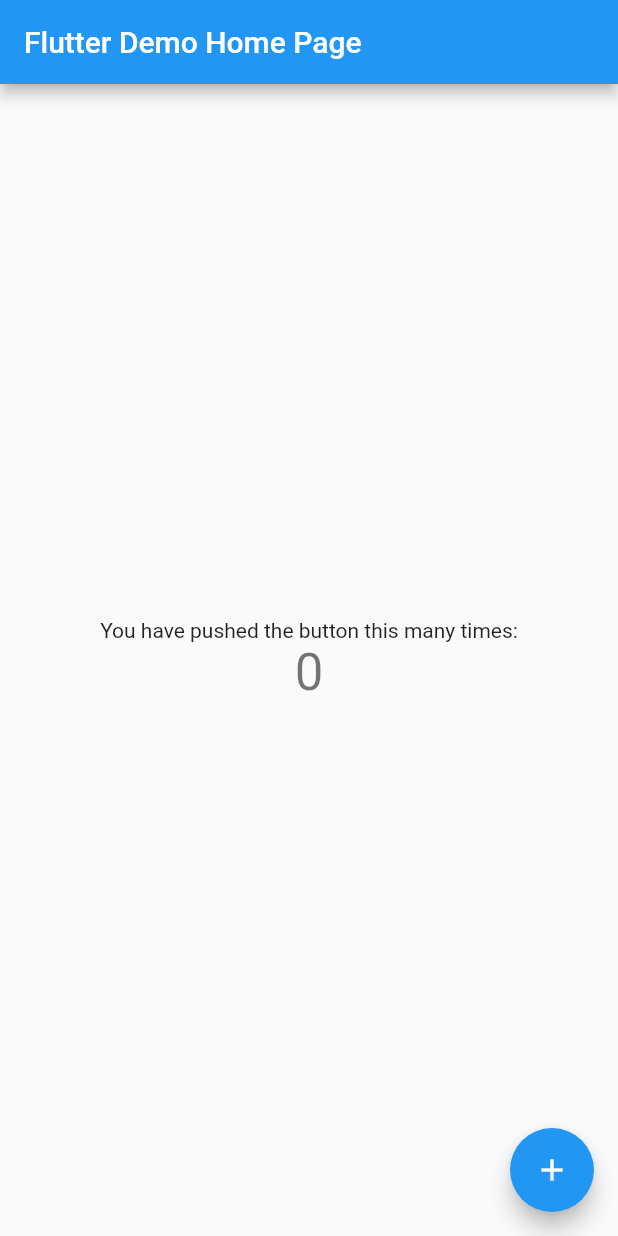
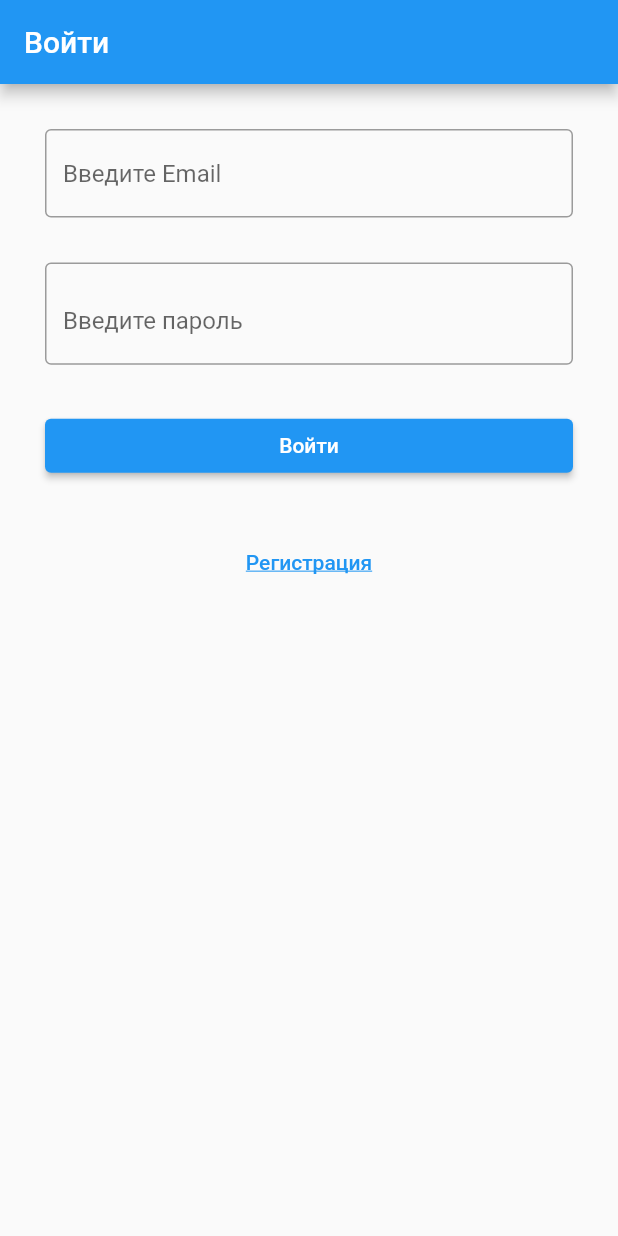
Before and after one commit to rogalikkkkkk/book_finder, a Flutter app: the screen it shows after launch, on a phone screen of 412 x 824 dp. Run offline on Flutter 3.47's test engine with Material 2 defaults, Android fonts, the phone set to English and light mode, and no system bars; our stand-ins replace email_validator, firebase_auth, firebase_core; accounts and stored records are empty.

Commit message:
Добавлена черновая версия авторизации и регистрации

```diff
--- a/lib/main.dart
+++ b/lib/main.dart
@@ -1,115 +1,36 @@
+import 'package:book_finder/screens/homescreen.dart';
+import 'package:book_finder/screens/login_screen.dart';
+import 'firebase_options.dart';
+import 'package:book_finder/screens/signup_screen.dart';
+import 'package:book_finder/services/firebase_stream.dart';
+import 'package:firebase_core/firebase_core.dart';
 import 'package:flutter/material.dart';
 
-void main() {
+Future<void> main() async {
+  WidgetsFlutterBinding.ensureInitialized();
+  await Firebase.initializeApp(
+    options: DefaultFirebaseOptions.currentPlatform,
+  );
   runApp(const MyApp());
 }
 
 class MyApp extends StatelessWidget {
   const MyApp({super.key});
 
-  // This widget is the root of your application.
   @override
   Widget build(BuildContext context) {
     return MaterialApp(
       title: 'Flutter Demonstration',
       theme: ThemeData(
-        // This is the theme of your application.
-        //
-        // Try running your application with "flutter run". You'll see the
-        // application has a blue toolbar. Then, without quitting the app, try
-        // changing the primarySwatch below to Colors.green and then invoke
-        // "hot reload" (press "r" in the console where you ran "flutter run",
-        // or simply save your changes to "hot reload" in a Flutter IDE).
-        // Notice that the counter didn't reset back to zero; the application
-        // is not restarted.
         primarySwatch: Colors.blue,
       ),
-      home: const MyHomePage(title: 'Flutter Demo Home Page'),
+      routes: {
+        '/': (context) => const FirebaseStream(),
+        '/home': (context) => const HomeScreen(),
+        '/signup': (context) => const SignUpScreen(),
+        '/login': (context) => const LoginScreen(),
+      },
+      initialRoute: '/',
     );
   }
 }
-
-class MyHomePage extends StatefulWidget {
-  const MyHomePage({super.key, required this.title});
-
-  // This widget is the home page of your application. It is stateful, meaning
-  // that it has a State object (defined below) that contains fields that affect
-  // how it looks.
-
-  // This class is the configuration for the state. It holds the values (in this
-  // case the title) provided by the parent (in this case the App widget) and
-  // used by the build method of the State. Fields in a Widget subclass are
-  // always marked "final".
-
-  final String title;
-
-  @override
-  State<MyHomePage> createState() => _MyHomePageState();
-}
-
-class _MyHomePageState extends State<MyHomePage> {
-  int _counter = 0;
-
-  void _incrementCounter() {
-    setState(() {
-      // This call to setState tells the Flutter framework that something has
-      // changed in this State, which causes it to rerun the build method below
-      // so that the display can reflect the updated values. If we changed
-      // _counter without calling setState(), then the build method would not be
-      // called again, and so nothing would appear to happen.
-      _counter++;
-    });
-  }
-
-  @override
-  Widget build(BuildContext context) {
-    // This method is rerun every time setState is called, for instance as done
-    // by the _incrementCounter method above.
-    //
-    // The Flutter framework has been optimized to make rerunning build methods
-    // fast, so that you can just rebuild anything that needs updating rather
-    // than having to individually change instances of widgets.
-    return Scaffold(
-      appBar: AppBar(
-        // Here we take the value from the MyHomePage object that was created by
-        // the App.build method, and use it to set our appbar title.
-        title: Text(widget.title),
-      ),
-      body: Center(
-        // Center is a layout widget. It takes a single child and positions it
-        // in the middle of the parent.
-        child: Column(
-          // Column is also a layout widget. It takes a list of children and
-          // arranges them vertically. By default, it sizes itself to fit its
-          // children horizontally, and tries to be as tall as its parent.
-          //
-          // Invoke "debug painting" (press "p" in the console, choose the
-          // "Toggle Debug Paint" action from the Flutter Inspector in Android
-          // Studio, or the "Toggle Debug Paint" command in Visual Studio Code)
-          // to see the wireframe for each widget.
-          //
-          // Column has various properties to control how it sizes itself and
-          // how it positions its children. Here we use mainAxisAlignment to
-          // center the children vertically; the main axis here is the vertical
-          // axis because Columns are vertical (the cross axis would be
-          // horizontal).
-          mainAxisAlignment: MainAxisAlignment.center,
-          children: <Widget>[
-            const Text(
-              'You have pushed the button this many times:',
-            ),
-            Text(
-              '$_counter',
-              style: Theme.of(context).textTheme.headlineMedium,
-            ),
-          ],
-        ),
-      ),
-      floatingActionButton: FloatingActionButton(
-        onPressed: _incrementCounter,
-        tooltip: 'Increment',
-        child: const Icon(Icons.add),
-      ), // This trailing comma makes auto-formatting nicer for build methods.
-    );
-  }
-}
--- /dev/null
+++ b/lib/screens/login_screen.dart
@@ -0,0 +1,138 @@
+import 'package:email_validator/email_validator.dart';
+import 'package:firebase_auth/firebase_auth.dart';
+import 'package:flutter/material.dart';
+
+import '../widgets/snackbar.dart';
+
+class LoginScreen extends StatefulWidget {
+  const LoginScreen({Key? key}) : super(key: key);
+
+  @override
+  State<LoginScreen> createState() => _LoginScreenState();
+}
+
+class _LoginScreenState extends State<LoginScreen> {
+  bool passwordIsHidden = true;
+  TextEditingController emailTextInputController = TextEditingController();
+  TextEditingController passwordTextInputController = TextEditingController();
+  final formKey = GlobalKey<FormState>();
+
+  @override
+  void dispose() {
+    emailTextInputController.dispose();
+    passwordTextInputController.dispose();
+
+    super.dispose();
+  }
+
+  void changeVisibility() {
+    setState(() {
+      passwordIsHidden = !passwordIsHidden;
+    });
+  }
+
+  Future<void> login() async {
+    final navigator = Navigator.of(context);
+
+    final isValid = formKey.currentState!.validate();
+    if (!isValid) return;
+
+    try {
+      await FirebaseAuth.instance.signInWithEmailAndPassword(
+        email: emailTextInputController.text.trim(),
+        password: passwordTextInputController.text.trim(),
+      );
+    } on FirebaseAuthException catch (e) {
+      print(e.code);
+
+      if (e.code == 'user-not-found' || e.code == 'wrong-password') {
+        SnackBarService.showSnackBar(
+          context,
+          'Неправильный email или пароль. Повторите попытку',
+          true,
+        );
+        return;
+      } else {
+        SnackBarService.showSnackBar(
+          context,
+          'Неизвестная ошибка! Попробуйте еще раз.',
+          true,
+        );
+        return;
+      }
+    }
+
+    navigator.pushNamedAndRemoveUntil('/home', (Route<dynamic> route) => false);
+  }
+
+  @override
+  Widget build(BuildContext context) {
+    return Scaffold(
+      resizeToAvoidBottomInset: false,
+      appBar: AppBar(
+        title: const Text('Войти'),
+      ),
+      body: Padding(
+        padding: const EdgeInsets.all(30.0),
+        child: Form(
+          key: formKey,
+          child: Column(
+            children: [
+              TextFormField(
+                keyboardType: TextInputType.emailAddress,
+                autocorrect: false,
+                controller: emailTextInputController,
+                validator: (email) =>
+                email != null && !EmailValidator.validate(email)
+                    ? 'Введите правильный Email'
+                    : null,
+                decoration: const InputDecoration(
+                  border: OutlineInputBorder(),
+                  hintText: 'Введите Email',
+                ),
+              ),
+              const SizedBox(height: 30),
+              TextFormField(
+                autocorrect: false,
+                controller: passwordTextInputController,
+                obscureText: passwordIsHidden,
+                validator: (value) => value != null && value.length < 6
+                    ? 'Минимум 6 символов'
+                    : null,
+                autovalidateMode: AutovalidateMode.onUserInteraction,
+                decoration: InputDecoration(
+                  border: const OutlineInputBorder(),
+                  hintText: 'Введите пароль',
+                  suffix: InkWell(
+                    onTap: changeVisibility,
+                    child: Icon(
+                      passwordIsHidden
+                          ? Icons.visibility_off
+                          : Icons.visibility,
+                      color: Colors.black,
+                    ),
+                  ),
+                ),
+              ),
+              const SizedBox(height: 30),
+              ElevatedButton(
+                onPressed: login,
+                child: const Center(child: Text('Войти')),
+              ),
+              const SizedBox(height: 30),
+              TextButton(
+                onPressed: () => Navigator.of(context).pushNamed('/signup'),
+                child: const Text(
+                  'Регистрация',
+                  style: TextStyle(
+                    decoration: TextDecoration.underline,
+                  ),
+                ),
+              ),
+            ],
+          ),
+        ),
+      ),
+    );
+  }
+}
--- /dev/null
+++ b/lib/services/firebase_stream.dart
@@ -0,0 +1,26 @@
+import 'package:firebase_auth/firebase_auth.dart';
+import 'package:flutter/material.dart';
+
+import '../screens/homescreen.dart';
+import '../screens/login_screen.dart';
+
+class FirebaseStream extends StatelessWidget {
+  const FirebaseStream({Key? key}) : super(key: key);
+
+  @override
+  Widget build(BuildContext context) {
+    return StreamBuilder<User?>(
+      stream: FirebaseAuth.instance.authStateChanges(),
+      builder: (context, snapshot) {
+        if (snapshot.hasError) {
+          return const Scaffold(
+              body: Center(child: Text('Что-то пошло не так!')));
+        } else if (snapshot.hasData) {
+          return const HomeScreen();
+        } else {
+          return const LoginScreen();
+        }
+      },
+    );
+  }
+}
--- /dev/null
+++ b/lib/widgets/snackbar.dart
@@ -0,0 +1,18 @@
+import 'package:flutter/material.dart';
+
+class SnackBarService {
+  static const errorColor = Colors.red;
+  static const okColor = Colors.green;
+
+  static Future<void> showSnackBar(
+      BuildContext context, String message, bool error) async {
+    ScaffoldMessenger.of(context).removeCurrentSnackBar();
+
+    final snackBar = SnackBar(
+      content: Text(message),
+      backgroundColor: error ? errorColor : okColor,
+    );
+
+    ScaffoldMessenger.of(context).showSnackBar(snackBar);
+  }
+}
```
Also changed, not shown: lib/screens/homescreen.dart (added, +36 -0 lines), lib/screens/signup_screen.dart (added, +180 -0 lines), pubspec.yaml (+7 -66 lines), lib/firebase_options.dart (added), pubspec.lock, 3 other files.
